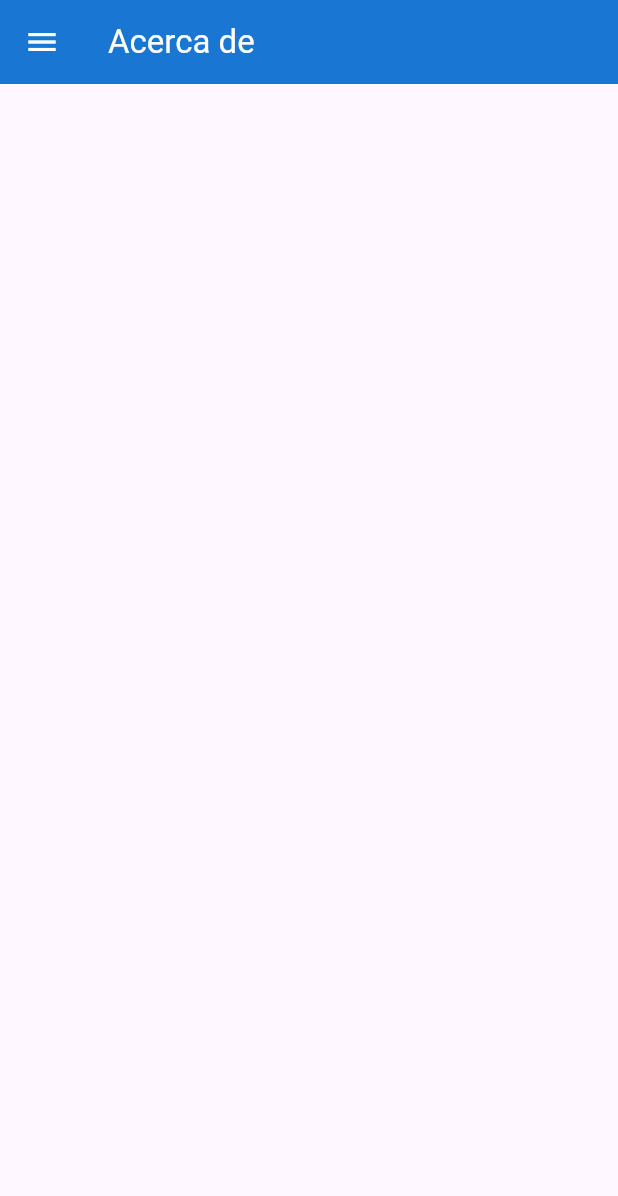
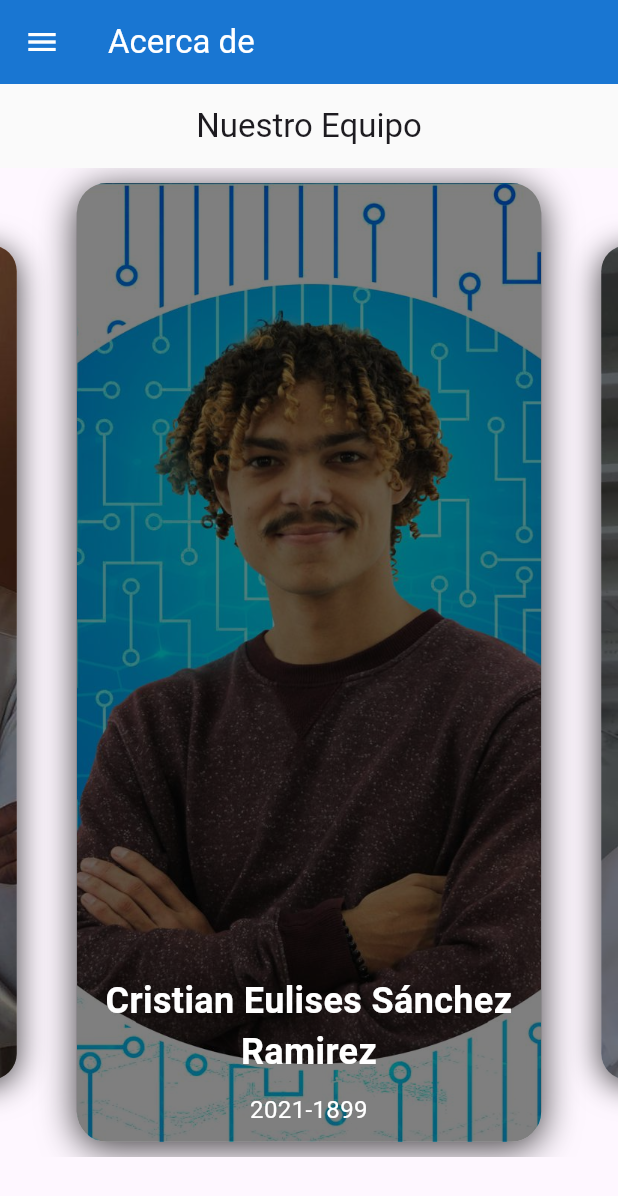
Before and after one commit to CaesaRR19/Defensa-Civil, a Flutter app: the About screen opened directly, on a phone screen of 412 x 824 dp. Shown: the top 1196 px of the screen. Run offline on Flutter 3.47's test engine with Material 3 defaults, Android fonts, the phone set to English and light mode, and no system bars; drawn by our look-alikes of carousel_slider.

Commit message:
feat: add about screen

```diff
--- a/defensa_civil/lib/pages/about/about.dart
+++ b/defensa_civil/lib/pages/about/about.dart
@@ -1,5 +1,6 @@
 import 'package:defensa_civil/menu/drawer.dart';
 import 'package:flutter/material.dart';
+import 'package:defensa_civil/pages/about/about_body.dart';
 
 class About extends StatelessWidget {
   const About({super.key});
@@ -15,7 +16,7 @@ class About extends StatelessWidget {
         drawer: const NavigationDrawerMenu(),
         //FAVOR AQUI PONER EL DESARROLLO DE TU WIDGET Y TU PARTE
         //AQUI IRÁ ABOUT_BODY
-        body: null //AboutBody ,
+        body: AboutBody() //AboutBody ,
         );
   }
 }
--- a/defensa_civil/lib/pages/about/about_body.dart
+++ b/defensa_civil/lib/pages/about/about_body.dart
@@ -0,0 +1,111 @@
+import 'package:flutter/material.dart';
+import 'package:carousel_slider/carousel_slider.dart';
+
+class AboutBody extends StatelessWidget {
+  final List<Map<String, String>> civilDefenseActions = [
+    {
+      "title": "Cristian Eulises Sánchez Ramirez ",
+      "description": "2021-1899",
+      "image": "assets/images/Cristian.jpeg"
+    },
+    {
+      "title": "Valerie Lantigua De la Cruz",
+      "description": "2021-1709",
+      "image": "assets/images/Valerie.jpeg"
+    },
+    {
+      "title": "Endrik Feliz Lora                           ",
+      "description": "2022-0288",
+      "image": "assets/images/Endrik.jpg"
+    },
+    {
+      "title": "Loren Feliz                                 ",
+      "description": "2022-0098",
+      "image": "assets/images/Loren.jpeg"
+    },
+    {
+      "title": "Cesar Omar Ramos Nolasco",
+      "description": "2022-0022",
+      "image": "assets/images/Cesar.png"
+    }
+  ];
+
+  AboutBody({Key? key}) : super(key: key);
+
+  @override
+  Widget build(BuildContext context) {
+    return Scaffold(
+      appBar: AppBar(
+        title: const Text('Nuestro Equipo'),
+        centerTitle: true,
+        backgroundColor: const Color.fromARGB(255, 250, 250, 250),
+      ),
+      body: CarouselSlider.builder(
+        itemCount: civilDefenseActions.length,
+        itemBuilder: (context, index, realIndex) {
+          final item = civilDefenseActions[index];
+          return Container(
+            margin: const EdgeInsets.all(10),
+            width: MediaQuery.of(context).size.width * 0.8,
+            height: MediaQuery.of(context).size.height * 0.6,
+            decoration: BoxDecoration(
+              image: DecorationImage(
+                image: AssetImage(item['image']!),
+                fit: BoxFit.cover,
+              ),
+              borderRadius: BorderRadius.circular(20),
+              boxShadow: [
+                BoxShadow(
+                  color: Colors.black.withOpacity(0.75),
+                  blurRadius: 20,
+                  spreadRadius: 0,
+                  offset: const Offset(0, 4),
+                ),
+              ],
+            ),
+            child: Center(
+              child: Container(
+                decoration: BoxDecoration(
+                  color: Colors.black.withOpacity(0.5),
+                  borderRadius: BorderRadius.circular(20),
+                ),
+                padding: const EdgeInsets.all(10),
+                child: Column(
+                  mainAxisAlignment: MainAxisAlignment.end,
+                  crossAxisAlignment: CrossAxisAlignment.center,
+                  children: [
+                    Text(
+                      item['title']!,
+                      style: const TextStyle(
+                        fontSize: 24,
+                        fontWeight: FontWeight.bold,
+                        color: Colors.white,
+                      ),
+                      textAlign: TextAlign.center,
+                    ),
+                    const SizedBox(height: 10),
+                    Text(
+                      item['description']!,
+                      style: const TextStyle(
+                        fontSize: 16,
+                        color: Colors.white,
+                      ),
+                      textAlign: TextAlign.center,
+                    ),
+                  ],
+                ),
+              ),
+            ),
+          );
+        },
+        options: CarouselOptions(
+          autoPlay: true,
+          enlargeCenterPage: true,
+          viewportFraction: 0.8,
+          height: MediaQuery.of(context).size.height * 0.8,
+          initialPage: 0,
+        ),
+      ),
+    );
+  }
+}
--- a/defensa_civil/pubspec.yaml
+++ b/defensa_civil/pubspec.yaml
@@ -26,3 +26,8 @@ flutter:
     - assets/images/emergency_preparation.png
     - assets/images/flood_response.jpg
     - assets/images/recovery_support.jpg
+    - assets/images/Cristian.jpeg
+    - assets/images/Endrik.jpg
+    - assets/images/Valerie.jpeg
+    - assets/images/Cesar.png
+    - assets/images/Loren.jpeg
```
Also changed, not shown: defensa_civil/assets/images/Cesar.png (added), defensa_civil/assets/images/Cristian.jpeg (added), defensa_civil/assets/images/Endrik.jpg (added), defensa_civil/assets/images/Loren.jpeg (added), defensa_civil/assets/images/Valerie.jpeg (added).
